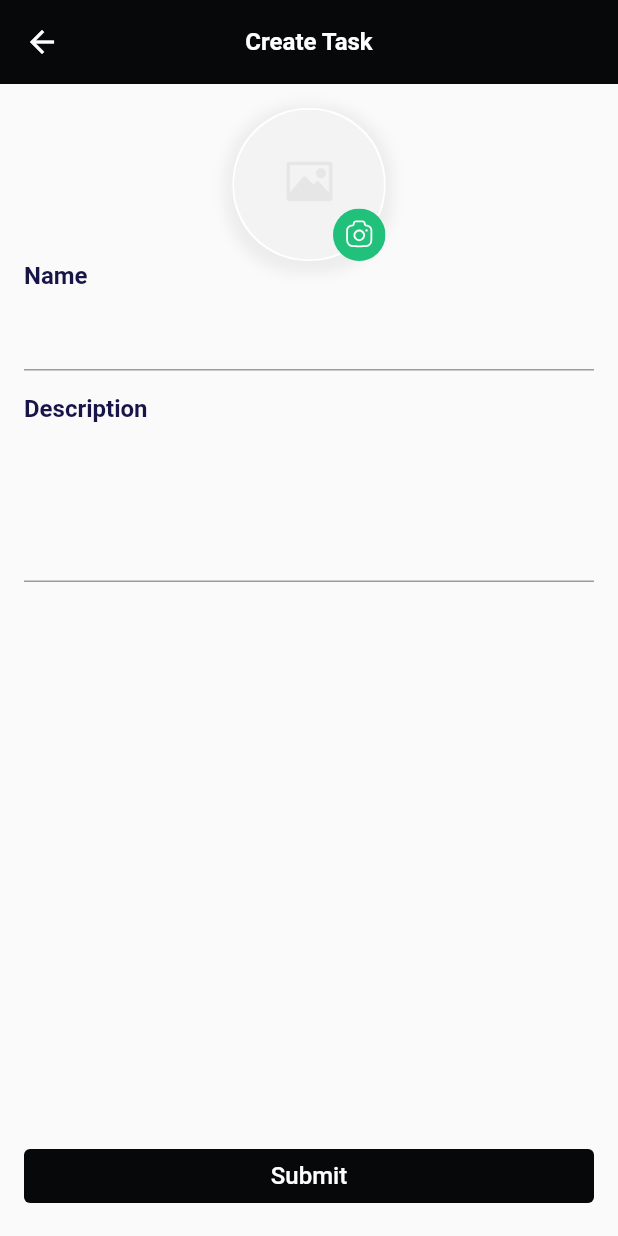
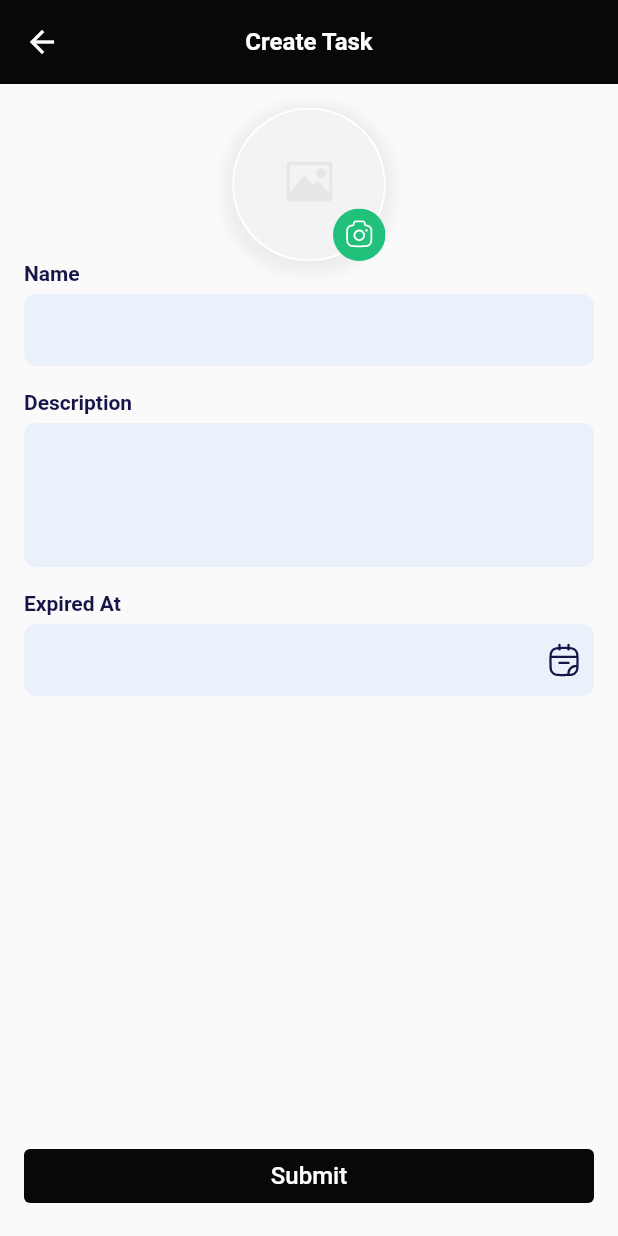
Before and after one commit to DavidNguyenCMC/todo_app, a Flutter app: the CreateTaskPage screen opened by its route, on a phone screen of 412 x 824 dp. Run offline on Flutter 3.47's test engine with Material 2 defaults, Android fonts, the phone set to English and light mode, and no system bars; our stand-ins replace easy_debounce, equatable, event_bus, firebase_core, firebase_database, flutter_bloc and 6 more; accounts and stored records are empty.

Commit message:
update for expired at

```diff
--- a/lib/common/resources/asset_images.dart
+++ b/lib/common/resources/asset_images.dart
@@ -11,6 +11,8 @@ class AssetImages {
   static const String iconEdit = 'assets/images/svg/ic_edit.svg';
   static const String iconEmpty = 'assets/images/svg/ic_empty_state.svg';
   static const String imgCameraPrimary = 'assets/images/svg/ic_camera_primary.svg';
+  static const String icTime = 'assets/images/svg/ic_time.svg';
+  static const String icCalendar = 'assets/images/svg/ic_calendar.svg';
 }
 
 extension ConvertToImage on String {
--- a/lib/common/utils/extensions/date_extension.dart
+++ b/lib/common/utils/extensions/date_extension.dart
@@ -21,7 +21,7 @@ class DateTimeFormat {
   static const String EE_DD_MMMM_YY = 'EE, dd MMMM yy';
   static const String EE_MMM_DD_HH_MM_A = 'EE, MMM dd @ hh:mm a';
   static const String HH_A = 'HHa';
-  static const String DD_MMM_YYYY_HH_MM = 'dd MMM yyyy @ hh:mm a';
+  static const String DD_MMM_YYYY_HH_MM = 'dd MMM yyyy hh:mm a';
 }
 
 extension DateTimeX on DateTime {
--- /dev/null
+++ b/lib/common/widgets/app_text_field.dart
@@ -0,0 +1,178 @@
+import 'package:flutter/material.dart';
+import 'package:flutter/services.dart';
+
+import '../resources/index.dart';
+
+class AppTextField extends StatefulWidget {
+  const AppTextField({
+    Key? key,
+    this.secure = false,
+    this.onChanged,
+    this.validator,
+    this.initialValue,
+    this.hintText,
+    this.keyboardType,
+    this.inputFormatters,
+    this.maxLines,
+    this.maxLength,
+    this.suffixIcon,
+    this.prefixIcon,
+    this.onTap,
+    this.onSaved,
+    this.controller,
+    this.readOnly = false,
+    this.autocorrect = true,
+    this.enable = true,
+    this.background,
+    this.textInputAction,
+    this.style,
+    this.onUnFocus,
+    this.textAlign,
+    this.minPrefixWidth,
+    this.minSuffixWidth,
+    this.suffixText,
+    this.enableAutoClear = true,
+    this.inputContextPadding,
+    this.outlinedColor,
+  }) : super(key: key);
+
+  final bool secure;
+  final ValueChanged<String>? onChanged;
+  final FormFieldValidator<String>? validator;
+  final String? initialValue;
+  final String? hintText;
+  final TextInputType? keyboardType;
+  final List<TextInputFormatter>? inputFormatters;
+  final int? maxLines;
+  final int? maxLength;
+  final Widget? suffixIcon;
+  final Widget? prefixIcon;
+  final GestureTapCallback? onTap;
+  final FormFieldSetter<String>? onSaved;
+  final TextEditingController? controller;
+  final bool readOnly;
+  final bool autocorrect;
+  final bool enable;
+  final Color? background;
+  final TextInputAction? textInputAction;
+  final TextStyle? style;
+  final Function()? onUnFocus;
+  final TextAlign? textAlign;
+  final double? minPrefixWidth;
+  final double? minSuffixWidth;
+  final String? suffixText;
+  final bool enableAutoClear;
+  final EdgeInsetsGeometry? inputContextPadding;
+  final Color? outlinedColor;
+
+  @override
+  _AppTextFieldState createState() => _AppTextFieldState();
+}
+
+class _AppTextFieldState extends State<AppTextField> {
+  final FocusNode _focusNode = FocusNode();
+  TextEditingController? _defaultController;
+
+  @override
+  void initState() {
+    super.initState();
+    if (widget.controller == null) {
+      _defaultController = TextEditingController()..text = widget.initialValue ?? '';
+    }
+    if ((widget.initialValue?.isNotEmpty ?? false) &&
+        widget.controller != null &&
+        (widget.controller?.text.isEmpty ?? true)) {
+      widget.controller!.text = widget.initialValue!;
+    }
+
+    Future.delayed(Duration.zero, () {
+      _focusNode.addListener(() {
+        if (!_focusNode.hasFocus) {
+          widget.onUnFocus?.call();
+        } else if ((widget.controller ?? _defaultController)?.text == '0' &&
+            widget.enableAutoClear) {
+          (widget.controller ?? _defaultController)?.clear();
+        }
+      });
+    });
+  }
+
+  @override
+  void dispose() {
+    super.dispose();
+    _focusNode.dispose();
+  }
+
+  @override
+  Widget build(BuildContext context) {
+    return Theme(
+      data: ThemeData(
+          inputDecorationTheme: const InputDecorationTheme(
+        errorStyle: TextStyles.redExtraSmallRegular,
+      )),
+      child: TextFormField(
+        enabled: widget.enable,
+        keyboardAppearance: Brightness.light,
+        focusNode: _focusNode,
+        textInputAction: widget.textInputAction ?? TextInputAction.done,
+        keyboardType: widget.keyboardType,
+        inputFormatters: widget.inputFormatters,
+        maxLines: widget.maxLines,
+        maxLength: widget.maxLength,
+        style: widget.style ??
+            TextStyle(
+              overflow: TextOverflow.ellipsis,
+              color: widget.enable ? AppColors.black : AppColors.black.withOpacity(0.5),
+              fontFamily: AssetsFont.fontFamily,
+              fontSize: 14,
+            ),
+        textAlignVertical: TextAlignVertical.bottom,
+        textAlign: widget.textAlign ?? TextAlign.start,
+        decoration: InputDecoration(
+          border: InputBorder.none,
+          hintText: widget.hintText,
+          hintStyle: const TextStyle(color: AppColors.gray500),
+          filled: true,
+          fillColor: widget.background ?? AppColors.gray100,
+          prefixIcon: widget.prefixIcon,
+          suffixIcon: widget.suffixIcon,
+          prefixIconConstraints:
+              BoxConstraints(minHeight: 24, minWidth: widget.minPrefixWidth ?? 35),
+          suffixIconConstraints:
+              BoxConstraints(minHeight: 24, minWidth: widget.minSuffixWidth ?? 35),
+          suffixText: widget.suffixText,
+          contentPadding: widget.inputContextPadding ??
+              const EdgeInsets.symmetric(horizontal: 16, vertical: 16),
+          enabledBorder: OutlineInputBorder(
+            borderSide: BorderSide(color: widget.outlinedColor ?? AppColors.transparent),
+            borderRadius: BorderRadius.circular(8),
+          ),
+          disabledBorder: OutlineInputBorder(
+            borderSide: BorderSide(color: widget.outlinedColor ?? AppColors.primaryColor100),
+            borderRadius: BorderRadius.circular(8),
+          ),
+          focusedBorder: OutlineInputBorder(
+            borderSide: BorderSide(color: widget.outlinedColor ?? AppColors.primaryColor100),
+            borderRadius: BorderRadius.circular(8),
+          ),
+          errorBorder: OutlineInputBorder(
+            borderSide: BorderSide(color: widget.outlinedColor ?? AppColors.red500),
+            borderRadius: BorderRadius.circular(8),
+          ),
+          focusedErrorBorder: OutlineInputBorder(
+            borderSide: BorderSide(color: widget.outlinedColor ?? AppColors.primaryColor100),
+            borderRadius: BorderRadius.circular(8),
+          ),
+        ),
+        obscureText: widget.secure,
+        onChanged: widget.onChanged,
+        validator: widget.validator,
+        onTap: widget.onTap,
+        onSaved: widget.onSaved,
+        controller: widget.controller ?? _defaultController,
+        readOnly: widget.readOnly,
+        autocorrect: widget.autocorrect,
+      ),
+    );
+  }
+}
--- /dev/null
+++ b/lib/common/widgets/date_time_field.dart
@@ -0,0 +1,199 @@
+
+import 'package:flutter/cupertino.dart';
+import 'package:flutter/material.dart';
+
+import '../resources/index.dart';
+import '../utils/extensions/extension.dart';
+import 'date_time_picker.dart';
+import 'title_text_field.dart';
+
+enum DateTimeInputMode { date, time, datetime }
+
+enum IconAppearanceMode { prefix, suffix }
+
+class DateTimeInputController with ChangeNotifier {
+  DateTimeInputController({DateTime? value}) : _value = value;
+
+  DateTime? _value;
+
+  DateTime? get value => _value;
+
+  set value(DateTime? value) {
+    _value = value;
+    notifyListeners();
+  }
+}
+
+class DateTimeInput extends StatefulWidget {
+  const DateTimeInput({
+    Key? key,
+    required this.title,
+    this.hintText,
+    this.style,
+    this.enable = true,
+    this.onDateTimeSelected,
+    this.initialValue,
+    this.min,
+    this.max,
+    this.mode = DateTimeInputMode.datetime,
+    this.mandatory = false,
+    this.background,
+    this.iconAppearanceMode = IconAppearanceMode.suffix,
+    this.iconColor,
+    this.controller,
+    this.validator,
+    this.pickerTitle,
+    String? dateFormat,
+    this.autoDispose = true,
+  })  : format = dateFormat ??
+            (mode == DateTimeInputMode.datetime
+                ? DateTimeFormat.DD_MMM_YYYY_HH_MM
+                : mode == DateTimeInputMode.time
+                    ? DateTimeFormat.HH_MM_A
+                    : DateTimeFormat.DD_MM_YYYY),
+        super(key: key);
+
+  final String title;
+  final String? hintText;
+  final TextStyle? style;
+  final bool enable;
+  final bool mandatory;
+
+  final Color? background;
+  final IconAppearanceMode iconAppearanceMode;
+  final Color? iconColor;
+
+  final DateTime? initialValue;
+  final DateTime? min;
+  final DateTime? max;
+
+  final String format;
+  final DateTimeInputMode mode;
+
+  final Function(DateTime?)? onDateTimeSelected;
+  final DateTimeInputController? controller;
+  final FormFieldValidator<DateTime>? validator;
+  final String? pickerTitle;
+  final bool autoDispose;
+
+  @override
+  DateTimeInputState createState() => DateTimeInputState();
+}
+
+class DateTimeInputState extends State<DateTimeInput> {
+  late TextEditingController _textEditingController;
+  late DateTimeInputController _dateTimeInputController;
+  final List<int> _availableHours = List<int>.generate(24, (int index) => index);
+  final List<int> _availableMinutes = <int>[0, 15, 30, 45];
+
+  @override
+  void initState() {
+    super.initState();
+
+    _dateTimeInputController =
+        widget.controller ?? DateTimeInputController(value: widget.initialValue);
+    _textEditingController =
+        TextEditingController(text: _dateTimeInputController.value?.format(widget.format));
+
+    _dateTimeInputController.addListener(() {
+      _textEditingController.text = _dateTimeInputController.value?.format(widget.format) ?? '';
+    });
+  }
+
+  @override
+  void dispose() {
+    super.dispose();
+    if (widget.autoDispose) {
+      _dateTimeInputController.dispose();
+    }
+  }
+
+  @override
+  Widget build(BuildContext context) {
+    final Widget icon = UnconstrainedBox(
+      child: Padding(
+        padding: const EdgeInsets.only(right: 8.0, left: 8),
+        child: (widget.mode != DateTimeInputMode.time)
+            ? AssetImages.icCalendar.toSvg(
+                color: (widget.iconColor ?? AppColors.black).withOpacity(widget.enable ? 1 : 0.3))
+            : AssetImages.icTime.toSvg(
+                color: (widget.iconColor ?? AppColors.black).withOpacity(widget.enable ? 1 : 0.3)),
+      ),
+    );
+    return TitleTextField(
+      mandatory: widget.mandatory,
+      title: widget.title,
+      hintText: widget.hintText,
+      style: widget.style,
+      controller: _textEditingController,
+      enable: widget.enable,
+      readOnly: true,
+      maxLines: 1,
+      autocorrect: false,
+      onTap: () => _onSelectDateTime(context),
+      prefixIcon: widget.iconAppearanceMode == IconAppearanceMode.prefix ? icon : null,
+      suffixIcon: widget.iconAppearanceMode == IconAppearanceMode.suffix ? icon : null,
+      background: widget.background,
+      validator: (_) => widget.validator?.call(_dateTimeInputController.value),
+    );
+  }
+
+  void setDateTime(DateTime? dateTime) {
+    if (dateTime != null) {
+      setState(() {
+        _dateTimeInputController.value = dateTime;
+      });
+    }
+  }
+
+  Future<void> _onSelectDateTime(BuildContext context) async {
+    if (!widget.enable) {
+      return;
+    }
+    FocusScope.of(context).requestFocus(FocusNode());
+
+    _onSelectDateTimePicker(context, mode: widget.mode, onSelected: (DateTime? dateTime) {
+      if (dateTime != null) {
+        setState(() {
+          _dateTimeInputController.value = dateTime;
+        });
+        widget.onDateTimeSelected?.call(dateTime);
+      }
+    });
+  }
+
+  Future<DateTime?> _onSelectDateTimePicker(BuildContext context,
+      {required Function(DateTime? datetime) onSelected,
+      DateTimeInputMode mode = DateTimeInputMode.datetime}) async {
+    CupertinoDatePickerMode pickerMode;
+    switch (mode) {
+      case DateTimeInputMode.date:
+        pickerMode = CupertinoDatePickerMode.date;
+        break;
+      case DateTimeInputMode.time:
+        pickerMode = CupertinoDatePickerMode.time;
+        break;
+      case DateTimeInputMode.datetime:
+        pickerMode = CupertinoDatePickerMode.dateAndTime;
+        break;
+    }
+    final DateTime defaultDate = DateTime.now();
+    final DateTime defaultMin = defaultDate.subtract(const Duration(seconds: 1));
+    final DateTime defaultMax = defaultDate.add(const Duration(hours: 87600));
+    final DateTime minDate = widget.min ?? defaultMin;
+    DateTime initDate = _dateTimeInputController.value ?? defaultDate;
+    if (initDate.compareTo(minDate) <= 0) {
+      initDate = minDate;
+    }
+    showDateTimePicker(
+      context,
+      mode: pickerMode,
+      initValue: initDate,
+      min: minDate,
+      max: widget.max ?? defaultMax,
+      onSelected: onSelected,
+      title: widget.pickerTitle,
+    );
+    return null;
+  }
+}
--- /dev/null
+++ b/lib/common/widgets/date_time_picker.dart
@@ -0,0 +1,92 @@
+import 'package:flutter/cupertino.dart';
+import 'package:flutter/material.dart';
+
+import '../resources/index.dart';
+import 'spacing.dart';
+
+void showDateTimePicker(
+  BuildContext context, {
+  DateTime? initValue,
+  DateTime? min,
+  DateTime? max,
+  CupertinoDatePickerMode mode = CupertinoDatePickerMode.dateAndTime,
+  String? title,
+  required Function(DateTime?) onSelected,
+  Function()? onReset,
+}) {
+  DateTime? selectedDate = initValue ?? DateTime.now();
+  showCupertinoModalPopup(
+    context: context,
+    builder: (_) => Material(
+      color: AppColors.transparent,
+      child: Container(
+        decoration: const BoxDecoration(
+            color: AppColors.white,
+            borderRadius:
+                BorderRadius.only(topRight: Radius.circular(8), topLeft: Radius.circular(8))),
+        child: Column(
+          mainAxisSize: MainAxisSize.min,
+          children: [
+            Row(
+              mainAxisAlignment: MainAxisAlignment.spaceBetween,
+              children: [
+                if (onReset != null && initValue != null)
+                  TextButton(
+                    onPressed: () {
+                      Navigator.of(context).pop();
+                      onReset.call();
+                    },
+                    child: Text(
+                      Strings.localized.clear,
+                      style: TextStyles.blackNormalSemiBold,
+                    ),
+                  )
+                else
+                  const SizedBox(width: 16),
+                Text(
+                  title ?? Strings.localized.selectADate,
+                  style: TextStyles.blackNormalSemiBold,
+                ),
+                IconButton(
+                  onPressed: () => Navigator.of(context).pop(),
+                  icon: const Icon(Icons.close),
+                ),
+              ],
+            ),
+            const DividerDetail(color: AppColors.gray500, height: 1),
+            Flexible(
+              child: SizedBox(
+                height: 180,
+                child: CupertinoDatePicker(
+                    initialDateTime: selectedDate,
+                    mode: mode,
+                    minimumDate: min,
+                    maximumDate: max,
+                    onDateTimeChanged: (val) {
+                      selectedDate = val;
+                    }),
+              ),
+            ),
+            Container(
+              height: 54,
+              padding: const EdgeInsets.symmetric(horizontal: 16),
+              width: double.infinity,
+              child: ElevatedButton(
+                onPressed: () {
+                  onSelected.call(selectedDate);
+                  Navigator.pop(context);
+                },
+                style: ElevatedButton.styleFrom(backgroundColor: AppColors.primaryColor),
+                child: Text(
+                  Strings.localized.apply,
+                  style: TextStyles.whiteNormalSemiBold,
+                ),
+              ),
+            ),
+            const Spacing(),
+          ],
+        ),
+      ),
+    ),
+  );
+}
--- /dev/null
+++ b/lib/common/widgets/title_text_field.dart
@@ -0,0 +1,124 @@
+import 'package:flutter/material.dart';
+import 'package:flutter/services.dart';
+
+import '../resources/index.dart';
+import 'app_text_field.dart';
+
+class TitleTextField extends StatefulWidget {
+  const TitleTextField(
+      {Key? key,
+      required this.title,
+      this.secure = false,
+      this.onChanged,
+      this.validator,
+      this.initialValue,
+      this.hintText,
+      this.keyboardType,
+      this.inputFormatters,
+      this.maxLines = 1,
+      this.prefixIcon,
+      this.suffixIcon,
+      this.background,
+      this.outlinedColor,
+      this.onTap,
+      this.onSaved,
+      this.controller,
+      this.readOnly = false,
+      this.autocorrect = true,
+      this.enable = true,
+      this.mandatory = false,
+      this.style,
+      this.onUnFocus,
+      this.minPrefixWidth,
+      this.minSuffixWidth,
+      this.suffixText,
+      this.titleStyle,
+      this.enableAutoClear = true})
+      : super(key: key);
+
+  final String title;
+  final bool secure;
+  final ValueChanged<String>? onChanged;
+  final FormFieldValidator<String>? validator;
+  final String? initialValue;
+  final String? hintText;
+  final TextInputType? keyboardType;
+  final List<TextInputFormatter>? inputFormatters;
+  final int? maxLines;
+  final Widget? prefixIcon;
+  final Widget? suffixIcon;
+  final Color? background;
+  final Color? outlinedColor;
+  final GestureTapCallback? onTap;
+  final FormFieldSetter<String>? onSaved;
+  final TextEditingController? controller;
+  final bool readOnly;
+  final bool autocorrect;
+  final bool enable;
+  final bool mandatory;
+  final TextStyle? style;
+  final Function()? onUnFocus;
+  final double? minPrefixWidth;
+  final double? minSuffixWidth;
+  final String? suffixText;
+  final TextStyle? titleStyle;
+  final bool enableAutoClear;
+
+  @override
+  _TitleTextFieldState createState() => _TitleTextFieldState();
+}
+
+class _TitleTextFieldState extends State<TitleTextField> {
+  @override
+  Widget build(BuildContext context) {
+    return Column(
+      crossAxisAlignment: CrossAxisAlignment.start,
+      children: <Widget>[
+        if (widget.title.isNotEmpty)
+          Padding(
+            padding: const EdgeInsets.only(bottom: 6.0),
+            child: RichText(
+              text: TextSpan(
+                  text: widget.title,
+                  style: widget.titleStyle ?? TextStyles.blackSmallSemiBold,
+                  children: <TextSpan>[
+                    if (widget.mandatory)
+                      const TextSpan(
+                        text: ' *',
+                        style: TextStyles.redNormalBold,
+                      )
+                    else
+                      const TextSpan(),
+                  ]),
+            ),
+          ),
+        AppTextField(
+          style: widget.style,
+          enable: widget.enable,
+          keyboardType: widget.keyboardType,
+          initialValue: widget.initialValue,
+          inputFormatters: widget.inputFormatters,
+          hintText: widget.hintText,
+          secure: widget.secure,
+          onChanged: widget.onChanged,
+          validator: widget.validator,
+          maxLines: widget.maxLines,
+          prefixIcon: widget.prefixIcon,
+          suffixIcon: widget.suffixIcon,
+          background: widget.background,
+          outlinedColor: widget.outlinedColor,
+          onTap: widget.onTap,
+          onSaved: widget.onSaved,
+          controller: widget.controller,
+          readOnly: widget.readOnly,
+          autocorrect: widget.autocorrect,
+          onUnFocus: widget.onUnFocus,
+          minSuffixWidth: widget.minSuffixWidth,
+          minPrefixWidth: widget.minPrefixWidth,
+          suffixText: widget.suffixText,
+          enableAutoClear: widget.enableAutoClear,
+        ),
+      ],
+    );
+  }
+}
--- a/lib/l10n/intl_en.arb
+++ b/lib/l10n/intl_en.arb
@@ -14,5 +14,8 @@
     "camera": "Camera",
     "gallery": "Gallery",
     "submit": "Submit",
-    "search": "Search by name..."
+    "search": "Search by name...",
+    "clear": "Clear",
+    "selectADate": "Select a date",
+    "apply": "Apply"
 }
--- a/lib/pages/create_task/create_task_page.dart
+++ b/lib/pages/create_task/create_task_page.dart
@@ -11,9 +11,11 @@ import 'package:todo_app/common/widgets/toast/toast.dart';
 import 'package:todo_app/pages/create_task/bloc/create_task_event.dart';
 
 import '../../common/enums/status.dart';
+import '../../common/widgets/date_time_field.dart';
 import '../../common/widgets/default_image_widget.dart';
 import '../../common/widgets/dialogs/loading_dialog.dart';
 import '../../common/widgets/platform_image_picker.dart';
+import '../../common/widgets/title_text_field.dart';
 import '../../di/injection.dart';
 import '../../models/task.dart';
 import 'bloc/create_task_bloc.dart';
@@ -61,11 +63,11 @@ class _CreateTaskPageState extends State<CreateTaskPage> {
                         crossAxisAlignment: CrossAxisAlignment.start,
                         children: [
                           _profileImage(context, task, state),
-                          Text(Strings.localized.name, style: TextStyles.blackNormalBold,),
-                          const TitleSpacing(),
-                          TextFormField(
+                          TitleTextField(
+                            title: Strings.localized.name,
                             initialValue: task?.name,
-                            onChanged: (text) => _bloc.add(CreateTaskChangeNameEvent()..withValue(text)),
+                            onChanged: (text) =>
+                                _bloc.add(CreateTaskChangeNameEvent()..withValue(text)),
                             validator: (text) {
                               if ((text ?? '').isEmpty) {
                                 return 'Name is required';
@@ -73,12 +75,19 @@ class _CreateTaskPageState extends State<CreateTaskPage> {
                             },
                           ),
                           const Spacing(),
-                          Text(Strings.localized.description, style: TextStyles.blackNormalBold,),
-                          const TitleSpacing(),
-                          TextFormField(
+                          TitleTextField(
+                            title: Strings.localized.description,
                             initialValue: task?.desc,
-                            onChanged: (text) => _bloc.add(CreateTaskChangeDescEvent()..withValue(text)),
+                            onChanged: (text) =>
+                                _bloc.add(CreateTaskChangeDescEvent()..withValue(text)),
                             maxLines: 4,
+                          ),
+                          const Spacing(),
+                          DateTimeInput(
+                            title: Strings.localized.expiredAt,
+                            initialValue: task?.expiredAt,
+                            dateFormat: DateTimeFormat.DD_MMM_YYYY_HH_MM,
+                            onDateTimeSelected: (date) => _bloc.add(CreateTaskChangeExpiredEvent()..withValue(date)),
                           ),
                         ],
                       ),
@@ -87,9 +96,13 @@ class _CreateTaskPageState extends State<CreateTaskPage> {
                 ),
                 Padding(
                   padding: const EdgeInsets.symmetric(horizontal: 16),
-                  child: SizedBox(width: double.infinity,
+                  child: SizedBox(
+                    width: double.infinity,
                     child: TextButton(
-                      child: Text(Strings.localized.submit, style: TextStyles.whiteNormalRegular,),
+                      child: Text(
+                        Strings.localized.submit,
+                        style: TextStyles.whiteNormalRegular,
+                      ),
                       onPressed: () => _onSaveTapped(context),
                       style: TextButton.styleFrom(backgroundColor: AppColors.primaryColor),
                     ),
--- a/lib/pages/detail/task_detail_page.dart
+++ b/lib/pages/detail/task_detail_page.dart
@@ -56,6 +56,10 @@ class TaskDetailPage extends StatelessWidget {
                       Text(Strings.localized.createdAt, style: TextStyles.blackNormalBold,),
                       const TitleSpacing(),
                       Text(task?.createAt?.toMMDDYYHHMMAString() ?? 'NA', style: TextStyles.blackSmallRegular),
+                      const Spacing(),
+                      Text(Strings.localized.expiredAt, style: TextStyles.blackNormalBold,),
+                      const TitleSpacing(),
+                      Text(task?.expiredAt?.toMMDDYYHHMMAString() ?? 'NA', style: TextStyles.blackSmallRegular),
                     ],
                   ),
                 ),
```
Also changed, not shown: assets/images/svg/ic_calendar.svg (added), assets/images/svg/ic_time.svg (added), lib/generated/intl/messages_en.dart, lib/generated/l10n.dart.
